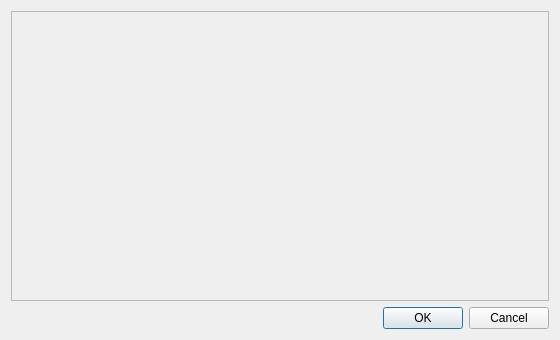
86Box/86Box, file src/qt/qt_soundgain.ui: the form before one commit.
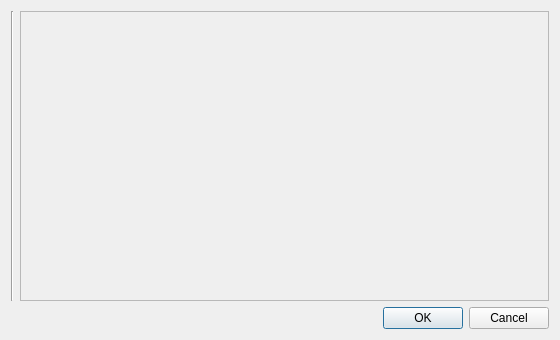
The form after the commit.

Commit message: Sound gain dialog: sticky master gain, only sources scroll

What changed in the file:
```diff
--- a/src/qt/qt_soundgain.ui
+++ b/src/qt/qt_soundgain.ui
@@ -15,7 +15,22 @@
   </property>
   <layout class="QVBoxLayout" name="verticalLayout">
    <item>
-    <widget class="QScrollArea" name="scrollArea">
+    <layout class="QHBoxLayout" name="contentLayout">
+     <item>
+      <layout class="QHBoxLayout" name="masterLayout"/>
+     </item>
+     <item>
+      <widget class="QFrame" name="separator">
+       <property name="frameShape">
+        <enum>QFrame::VLine</enum>
+       </property>
+       <property name="frameShadow">
+        <enum>QFrame::Sunken</enum>
+       </property>
+      </widget>
+     </item>
+     <item>
+      <widget class="QScrollArea" name="scrollArea">
      <property name="horizontalScrollBarPolicy">
       <enum>Qt::ScrollBarAsNeeded</enum>
      </property>
@@ -29,6 +44,8 @@
       <layout class="QHBoxLayout" name="slidersLayout"/>
      </widget>
     </widget>
+     </item>
+    </layout>
    </item>
    <item>
     <widget class="QDialogButtonBox" name="buttonBox">
```
The commit also changes 1 other file.
